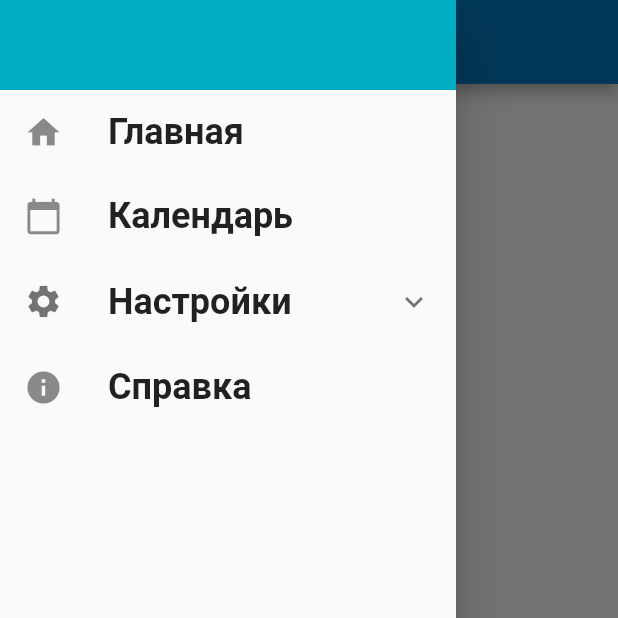
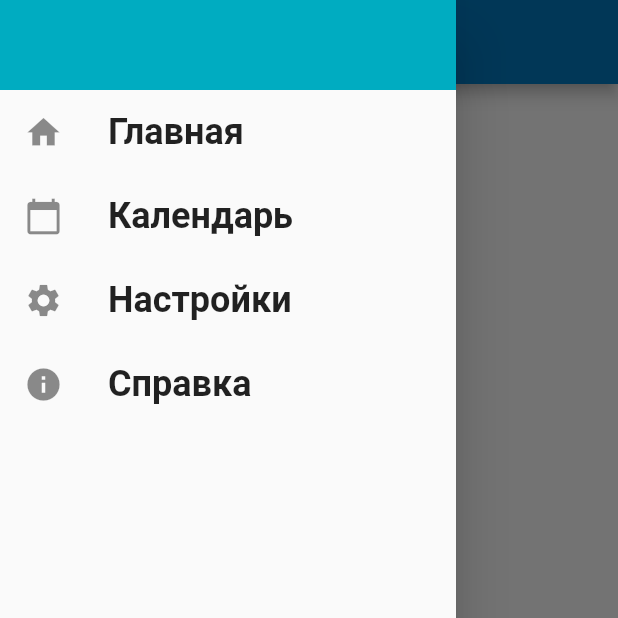
Before and after one commit to amatskevich/calendar_of_factory, a Flutter app: the CalendarScreen screen opened by its route, with the side drawer open, on a phone screen of 412 x 824 dp, the top half of it. Run offline on Flutter 3.47's test engine with Material 2 defaults, Android fonts, the phone set to English and light mode, and no system bars; Roboto replaces fonts that are missing (Georgia).

Commit message:
small refactoring

```diff
--- a/lib/screens/about_screen.dart
+++ b/lib/screens/about_screen.dart
@@ -18,9 +18,9 @@ class AboutScreen extends StatelessWidget {
             Text('Приложение для просмотра'),
             Text('графика работы смен'),
             Text('завода Полимир'),
-            Text('Версия - 2.0.0'), //TODO dynamic version
-            Text('Разработчик Андрей Мацкевич'),
-            Text('matskevichandrei@gmail.com'), //TODO link mailto
+            Text('Версия - 2.0.0-beta'), //TODO dynamic version
+            Text('Разработчик ...'),
+            Text('calendar.of.factory@gmail.com'), //TODO link mailto
           ],
         ),
       ),
--- a/lib/widgets/main_drawer.dart
+++ b/lib/widgets/main_drawer.dart
@@ -1,4 +1,3 @@
-import 'package:calendaroffactory/configuration_main_screen/configuration_main_screen.dart';
 import 'package:calendaroffactory/configuration_shifts_data/configuration_shifts_data_screen.dart';
 import 'package:calendaroffactory/screens/about_screen.dart';
 import 'package:calendaroffactory/screens/calendar_screen.dart';
@@ -7,7 +6,7 @@ import 'package:flutter/material.dart';
 class MainDrawer extends StatelessWidget {
   const MainDrawer();
 
-  Widget buildListTitle(String title, IconData icon, Function tapHandler) {
+  Widget buildListTitle(String title, IconData icon, void Function() tapHandler) {
     return ListTile(
       leading: Icon(
         icon,
@@ -20,7 +19,7 @@ class MainDrawer extends StatelessWidget {
           fontWeight: FontWeight.bold,
         ),
       ),
-      onTap: () => tapHandler(),
+      onTap: tapHandler,
     );
   }
 
@@ -46,42 +45,10 @@ class MainDrawer extends StatelessWidget {
             Icons.calendar_today,
             () => Navigator.of(context).pushReplacementNamed(CalendarScreen.routeName),
           ),
-          ExpansionTile(
-            leading: Icon(
-              Icons.settings,
-              size: 26,
-            ),
-            title: Text(
-              'Настройки',
-              style: TextStyle(
-                fontSize: 24,
-                fontWeight: FontWeight.bold,
-              ),
-            ),
-            children: <Widget>[
-              ListTile(
-                title: Text(
-                  'Главного экрана',
-                  textAlign: TextAlign.right,
-                  style: TextStyle(
-                    fontSize: 20,
-                    fontWeight: FontWeight.bold,
-                  ),
-                ),
-                onTap: () => Navigator.of(context).pushNamed(ConfigurationMainScreen.routeName),
-              ),
-              ListTile(
-                title: Text(
-                  'Информации о сменах',
-                  textAlign: TextAlign.right,
-                  style: TextStyle(
-                    fontSize: 20,
-                    fontWeight: FontWeight.bold,
-                  ),
-                ),
-                onTap: () => Navigator.of(context).pushNamed(ConfigurationShiftsDataScreen.routeName),
-              ),
-            ],
+          buildListTitle(
+            'Настройки',
+            Icons.settings,
+            () => Navigator.of(context).pushNamed(ConfigurationShiftsDataScreen.routeName),
           ),
           buildListTitle(
             'Справка',
```
Also changed, not shown: lib/main_screen/main_screen.dart (+1 -8 lines), lib/main_screen/single_view_widget.dart (+7 -1 lines).
